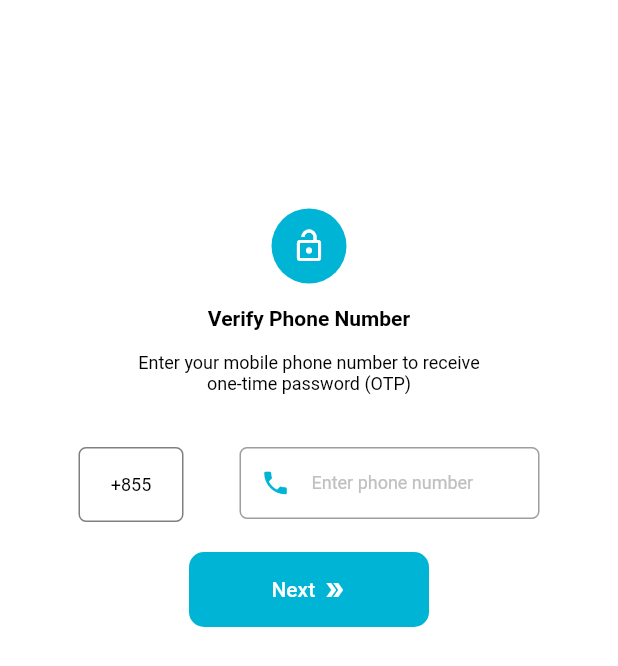
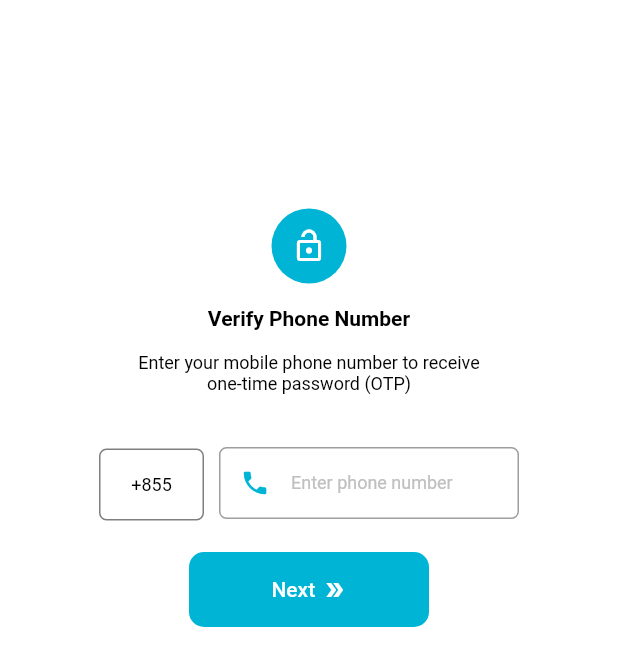
Before and after one commit to OeungChheanghok123/OeungChheanghok123, a Flutter app: the screen it shows after launch, after a tap on "ខ្មែរ", after a tap on "ចូល", on a phone screen of 412 x 824 dp. Shown: the top 666 px of the screen. Run offline on Flutter 3.47's test engine with Material 2 defaults, Android fonts, the light colour scheme and no system bars; our stand-ins replace charts_flutter, cloud_firestore, dotted_line, firebase_auth, firebase_core, firebase_messaging and 10 more; missing offline and left inert: flutter_app_badger, flutter_polyline_points, flutter_share, slide_to_confirm; accounts and stored records are empty; project files that could hold a hidden picture were left out.

Commit message:
30 August 2022

```diff
--- a/lib/controllers/account_controller.dart
+++ b/lib/controllers/account_controller.dart
@@ -1,6 +1,7 @@
 import 'package:cloud_firestore/cloud_firestore.dart';
 import 'package:get/get.dart';
 import 'package:loy_eat/controllers/languages_controller.dart';
+import 'package:loy_eat/controllers/main_page_controller.dart';
 import 'package:loy_eat/controllers/start_up_controller.dart';
 import 'package:loy_eat/models/driver_model.dart';
 import 'package:loy_eat/models/remote_data.dart';
@@ -22,6 +23,8 @@ class AccountController extends GetxController {
 
   final languagesController = Get.put(LanguagesController());
   final startUpController = Get.put(StartUpController());
+  final mainPageController = Get.put(MainPageController());
+
 
   final _driverData = RemoteData<List<DriverModel>>(status: RemoteDataStatus.processing, data: null).obs;
   RemoteData<List<DriverModel>> get driverData => _driverData.value;
@@ -69,4 +72,7 @@ class AccountController extends GetxController {
       _driverData.value = RemoteData<List<DriverModel>>(status: RemoteDataStatus.error, data: null);
     }
   }
+  void logout() {
+    mainPageController.remove();
+  }
 }
--- a/lib/controllers/main_page_controller.dart
+++ b/lib/controllers/main_page_controller.dart
@@ -1,17 +1,11 @@
-import 'package:cloud_firestore/cloud_firestore.dart';
 import 'package:firebase_messaging/firebase_messaging.dart';
 import 'package:flutter/material.dart';
 import 'package:get/get.dart';
 import 'package:loy_eat/fire_base_notification.dart';
-import 'package:loy_eat/models/driver_model.dart';
-import 'package:loy_eat/models/remote_data.dart';
+import 'package:shared_preferences/shared_preferences.dart';
 
 class MainPageController extends GetxController{
-  final isLog = false.obs;
   final firebaseNotifications = FirebaseNotifications();
-
-  final _driverData = RemoteData<List<DriverModel>>(status: RemoteDataStatus.processing, data: null).obs;
-  RemoteData<List<DriverModel>> get driverData => _driverData.value;
 
   Future<void> backgroundHandler(RemoteMessage message) async {
     debugPrint(message.data.toString());
@@ -20,7 +14,7 @@ class MainPageController extends GetxController{
 
   @override
   void onInit() {
-    _loadDriverData();
+    init();
     super.onInit();
   }
   void loadFirebaseNotification(BuildContext context) {
@@ -28,20 +22,20 @@ class MainPageController extends GetxController{
       firebaseNotifications.setupFirebase(context);
     });
   }
-  void _loadDriverData() {
-    try {
-      final data = FirebaseFirestore.instance.collection(DriverModel.collectionName).where(DriverModel.isLogString, isEqualTo: true).snapshots();
-      data.listen((result) {
-        final drivers = result.docs.map((e) => DriverModel.fromMap(e.data())).toList();
-        _driverData.value = RemoteData<List<DriverModel>>(status: RemoteDataStatus.success, data: drivers);
-        if (drivers.isNotEmpty) {
-          isLog.value = true;
-        } else {
-          isLog.value = false;
-        }
-      });
-    } catch (ex) {
-      _driverData.value = RemoteData<List<DriverModel>>(status: RemoteDataStatus.error, data: null);
-    }
+
+  late SharedPreferences _preferences;
+  final String _isLogKey  =  "isLog";
+
+  void init() async {
+    _preferences = await SharedPreferences.getInstance();
+  }
+  Future<bool> write(bool value) {
+     return _preferences.setBool(_isLogKey, value);
+  }
+  bool read() {
+    return _preferences.getBool(_isLogKey) ?? false;
+  }
+  void remove() {
+    _preferences.remove(_isLogKey);
   }
 }
--- a/lib/controllers/verify_phone_number_controller.dart
+++ b/lib/controllers/verify_phone_number_controller.dart
@@ -3,6 +3,7 @@ import 'package:firebase_auth/firebase_auth.dart';
 import 'package:flutter/material.dart';
 import 'package:get/get.dart';
 import 'package:loy_eat/controllers/home_controller.dart';
+import 'package:loy_eat/controllers/main_page_controller.dart';
 import 'package:loy_eat/models/driver_model.dart';
 
 class VerifyPhoneNumberController extends GetxController {
@@ -15,6 +16,7 @@ class VerifyPhoneNumberController extends GetxController {
   final auth = FirebaseAuth.instance;
   final phoneController = TextEditingController();
   final homeController = Get.put(HomeController());
+  final mainPageController = Get.put(MainPageController());
 
   void editPhoneNumber() {
     List phone = phoneController.text.split("");
@@ -68,6 +70,7 @@ class VerifyPhoneNumberController extends GetxController {
         for (int i = 0 ; i < allPhoneNumberList.length ; i++) {
           String num = allPhoneNumberList[i];
           if (num == phoneNumber) {
+            mainPageController.write(true);
             Get.toNamed('/enter_otp_code');
             verifyNumber();
             break;
--- a/lib/main.dart
+++ b/lib/main.dart
@@ -32,7 +32,7 @@ class MyApp extends StatelessWidget {
       initialRoute: "/",
       defaultTransition: Transition.noTransition,
       getPages: getRoutPage,
-      home: Obx(() => controller.isLog.value ? const InstructionScreen() : const StartUpScreen()),
+      home: controller.read() ? const InstructionScreen() : const StartUpScreen(),
     );
   }
 }
--- a/lib/screens/account_screen.dart
+++ b/lib/screens/account_screen.dart
@@ -1,4 +1,3 @@
-import 'dart:io';
 import 'package:flutter/material.dart';
 import 'package:get/get.dart';
 import 'package:loy_eat/controllers/account_controller.dart';
@@ -290,7 +289,10 @@ class AccountScreen extends StatelessWidget {
       width: double.infinity,
       padding: const EdgeInsets.fromLTRB(40, 0, 40, 30),
       child: ButtonWidget(
-        onPressed: () => exit(0),
+        onPressed: () {
+          accountController.logout();
+          Get.offAllNamed('/start_up');
+        },
         width: double.infinity,
         color: platinum.withOpacity(0.8),
         child: Row(
--- a/lib/screens/verify_phone_number_screen.dart
+++ b/lib/screens/verify_phone_number_screen.dart
@@ -54,11 +54,11 @@ class VerifyPhoneNumberScreen extends StatelessWidget {
           ),
         ),
         Row(
-          mainAxisAlignment: MainAxisAlignment.spaceEvenly,
+          mainAxisAlignment: MainAxisAlignment.center,
           children: [
             Container(
               width: 70,
-              height: 50,
+              height: 48,
               decoration: BoxDecoration(
                 color: white,
                 border: Border.all(color: black.withOpacity(0.5)),
@@ -70,6 +70,7 @@ class VerifyPhoneNumberScreen extends StatelessWidget {
                 ),
               ),
             ),
+            const SizedBox(width: 10),
             _buildTextFieldPhoneNumber,
           ],
         ),
--- a/pubspec.yaml
+++ b/pubspec.yaml
@@ -52,6 +52,7 @@ dependencies:
   google_maps_flutter: ^2.1.4
   geolocator: ^9.0.1
   flutter_polyline_points: ^1.0.0
+  shared_preferences: ^2.0.15
 
 dev_dependencies:
   # The "flutter_lints" package below contains a set of recommended lints to
```
Also changed, not shown: pubspec.lock.
